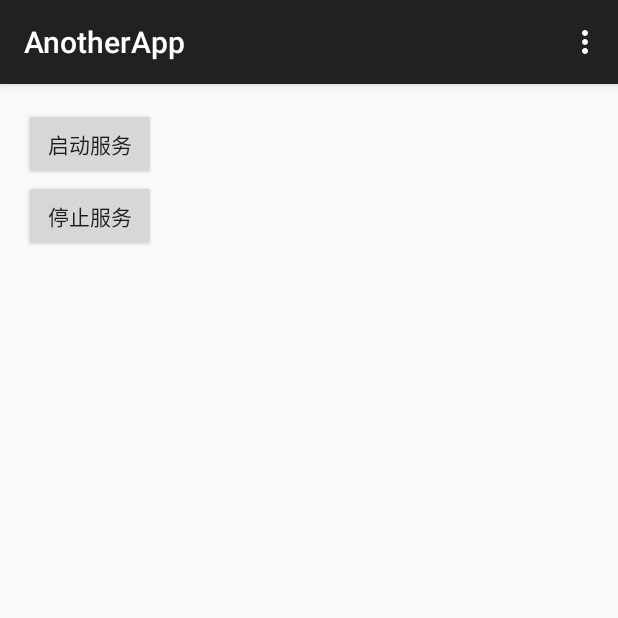
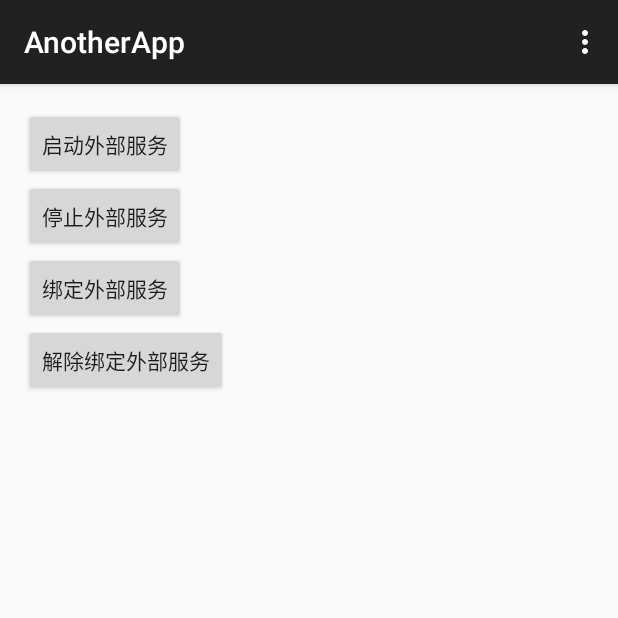
Before and after one commit to Darcula666/startServiceFromeAnotherApp, an Android app: the screen it shows after launch (MainActivity), on a phone screen of 412 x 824 dp, the top half of it. Run offline under Robolectric (Android 15) with nearby library versions, the phone set to English and light mode, and no system bars.

Commit message:
绑定和解绑外部对象

```diff
--- a/anotherapp/src/main/java/net/gfdz/com/anotherapp/MainActivity.java
+++ b/anotherapp/src/main/java/net/gfdz/com/anotherapp/MainActivity.java
@@ -1,8 +1,11 @@
 package net.gfdz.com.anotherapp;
 
 import android.content.ComponentName;
+import android.content.Context;
 import android.content.Intent;
+import android.content.ServiceConnection;
 import android.os.Bundle;
+import android.os.IBinder;
 import android.support.v7.app.AppCompatActivity;
 import android.view.Menu;
 import android.view.MenuItem;
@@ -12,9 +15,11 @@ import android.widget.Button;
 /**
  * 通过anotherapp启动app的Service
  */
-public class MainActivity extends AppCompatActivity implements View.OnClickListener{
+public class MainActivity extends AppCompatActivity implements View.OnClickListener, ServiceConnection {
      private Button mbtn01;
     private Button mbtn02;
+    private Button mbtn03;
+    private Button mbtn04;
     Intent i;
     @Override
     protected void onCreate(Bundle savedInstanceState) {
@@ -24,6 +29,10 @@ public class MainActivity extends AppCompatActivity implements View.OnClickListe
         mbtn01.setOnClickListener(this);
         mbtn02= (Button) findViewById(R.id.btnStop);
         mbtn02.setOnClickListener(this);
+        mbtn03= (Button) findViewById(R.id.btnBindAppService);
+        mbtn03.setOnClickListener(this);
+        mbtn04= (Button) findViewById(R.id.btnUnBindAppService);
+        mbtn04.setOnClickListener(this);
          i=new Intent();
         i.setComponent(new ComponentName("net.gfdz.com.startservicefromeanotherapp","net.gfdz.com.startservicefromeanotherapp.AppService"));
     }
@@ -53,14 +62,30 @@ public class MainActivity extends AppCompatActivity implements View.OnClickListe
     @Override
     public void onClick(View v) {
         switch (v.getId()){
+
             case R.id.btnStart:
-
-
                 startService(i);
                 break;
             case R.id.btnStop:
                 stopService(i);
                 break;
+            case R.id.btnBindAppService:
+             bindService(i,this, Context.BIND_AUTO_CREATE);
+                break;
+            case R.id.btnUnBindAppService:
+               unbindService(this);
+                break;
         }
     }
+
+    @Override
+    public void onServiceConnected(ComponentName name, IBinder service) {
+        System.out.println("Bind Service");
+        System.out.println(service);
+    }
+
+    @Override
+    public void onServiceDisconnected(ComponentName name) {
+
+    }
 }
--- a/anotherapp/src/main/res/layout/activity_main.xml
+++ b/anotherapp/src/main/res/layout/activity_main.xml
@@ -14,11 +14,22 @@
         android:id="@+id/btnStart"
         android:layout_width="wrap_content"
         android:layout_height="wrap_content"
-        android:text="启动服务" />
+        android:text="启动外部服务" />
 
     <Button
         android:id="@+id/btnStop"
         android:layout_width="wrap_content"
         android:layout_height="wrap_content"
-        android:text="停止服务" />
+        android:text="停止外部服务" />
+    <Button
+        android:id="@+id/btnBindAppService"
+        android:layout_width="wrap_content"
+        android:layout_height="wrap_content"
+        android:text="绑定外部服务" />
+
+    <Button
+        android:id="@+id/btnUnBindAppService"
+        android:layout_width="wrap_content"
+        android:layout_height="wrap_content"
+        android:text="解除绑定外部服务" />
 </LinearLayout>
```
Also changed, not shown: app/src/main/java/net/gfdz/com/startservicefromeanotherapp/AppService.java (+7 -2 lines), app/src/main/aidl/net/gfdz/com/startservicefromeanotherapp/IAppServiceInterface.aidl (added).
